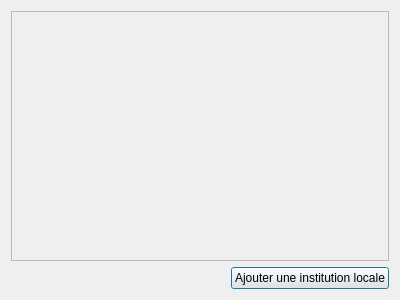
Before: the Qt Designer form src/user_interface/french_manageInstitution.ui in eppenney/eBook-Perpetual-Access-Rights-Tracker, drawn with Qt 5.
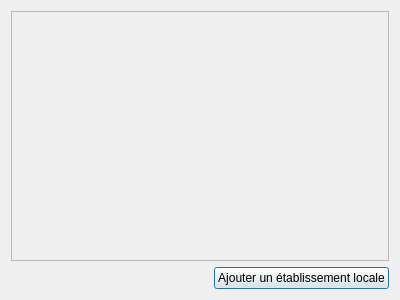
After: the same form once the commit is applied.

Commit message: - Changed french institution to etablissement (with an accent on the e)

What changed in the file:
```diff
--- a/src/user_interface/french_manageInstitution.ui
+++ b/src/user_interface/french_manageInstitution.ui
@@ -50,7 +50,7 @@
      <item>
       <widget class="QPushButton" name="uploadButton">
        <property name="text">
-        <string>Ajouter une institution locale</string>
+        <string>Ajouter un établissement locale</string>
        </property>
       </widget>
      </item>
```
The commit also changes 3 other files.
